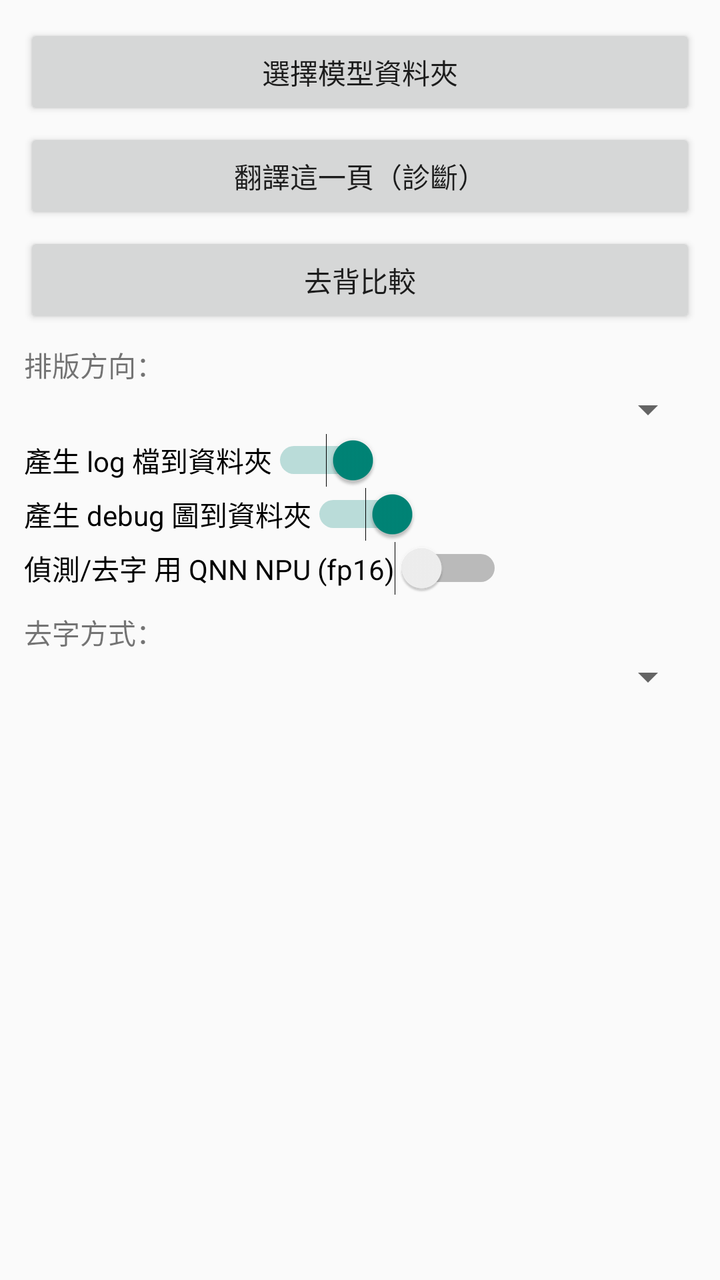
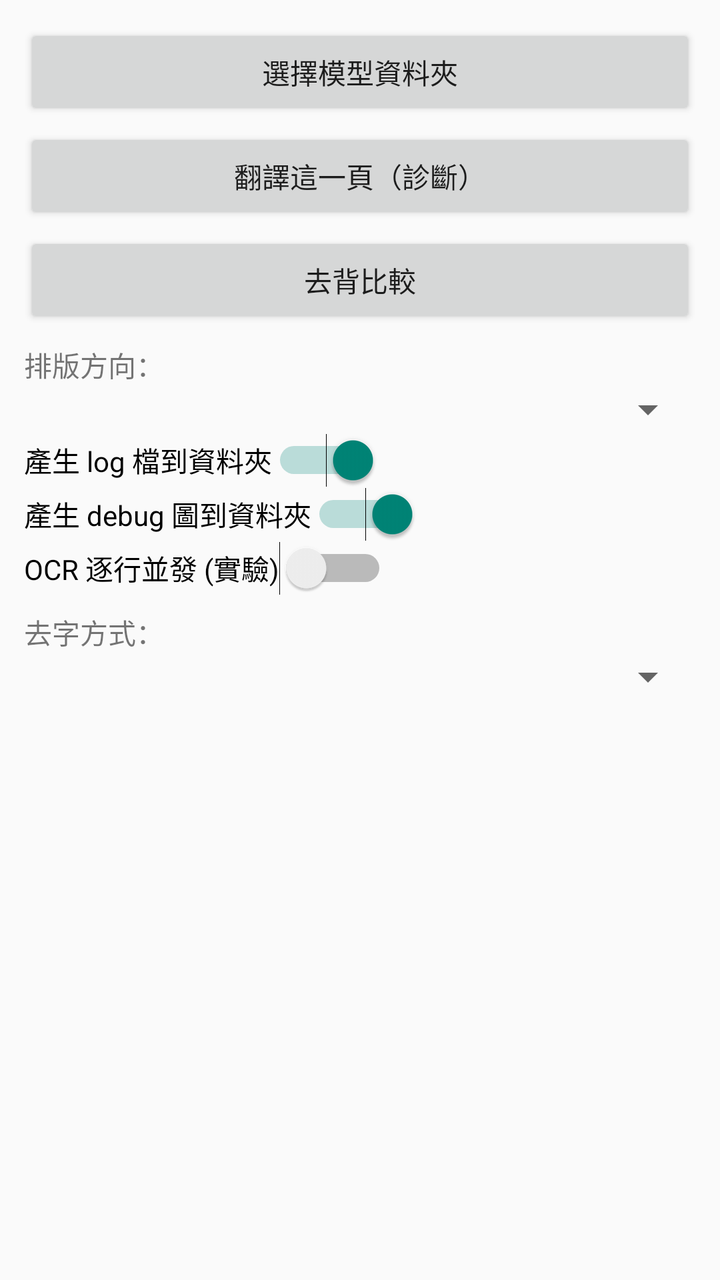

Before-and-after screenshots of an Android layout around one commit, followed by the original layout XML and the change that was made.
<!-- AndroidManifest.xml: application theme Theme.AppCompat.DayNight.NoActionBar -->
<!-- res/layout/activity_main.xml -->
<?xml version="1.0" encoding="utf-8"?>
<ScrollView xmlns:android="http://schemas.android.com/apk/res/android"
    android:id="@+id/scroll"
    android:layout_width="match_parent"
    android:layout_height="match_parent"
    android:fillViewport="true">

    <LinearLayout
        android:id="@+id/container"
        android:layout_width="match_parent"
        android:layout_height="wrap_content"
        android:orientation="vertical"
        android:padding="12dp">

        <Button
            android:id="@+id/pickFolderButton"
            android:layout_width="match_parent"
            android:layout_height="wrap_content"
            android:text="選擇模型資料夾" />

        <Button
            android:id="@+id/detectButton"
            android:layout_width="match_parent"
            android:layout_height="wrap_content"
            android:layout_marginTop="4dp"
            android:text="翻譯這一頁（診斷）" />

        <Button
            android:id="@+id/inpaintCompareButton"
            android:layout_width="match_parent"
            android:layout_height="wrap_content"
            android:layout_marginTop="4dp"
            android:text="去背比較" />

        <TextView
            android:id="@+id/orientLabel"
            android:layout_width="wrap_content"
            android:layout_height="wrap_content"
            android:layout_marginTop="8dp"
            android:text="排版方向：" />

        <Spinner
            android:id="@+id/orientSpinner"
            android:layout_width="match_parent"
            android:layout_height="wrap_content" />

        <Switch
            android:id="@+id/genLogSwitch"
            android:layout_width="wrap_content"
            android:layout_height="wrap_content"
            android:checked="true"
            android:text="產生 log 檔到資料夾" />

        <Switch
            android:id="@+id/genImgSwitch"
            android:layout_width="wrap_content"
            android:layout_height="wrap_content"
            android:checked="true"
            android:text="產生 debug 圖到資料夾" />

        <Switch
            android:id="@+id/qnnSwitch"
            android:layout_width="wrap_content"
            android:layout_height="wrap_content"
            android:checked="false"
            android:text="偵測/去字 用 QNN NPU (fp16)" />

        <TextView
            android:id="@+id/inpaintLabel"
            android:layout_width="wrap_content"
            android:layout_height="wrap_content"
            android:layout_marginTop="8dp"
            android:text="去字方式：" />

        <Spinner
            android:id="@+id/inpaintSpinner"
            android:layout_width="match_parent"
            android:layout_height="wrap_content" />

        <TextView
            android:id="@+id/logText"
            android:layout_width="match_parent"
            android:layout_height="wrap_content"
            android:layout_marginTop="8dp"
            android:fontFamily="monospace"
            android:textSize="12sp"
            android:textIsSelectable="true"
            android:text="" />

    </LinearLayout>
</ScrollView>
<!-- resources referenced by this layout -->
<resources>

</resources>

<!-- the commit's change to res/layout/activity_main.xml (unified diff, before → after) -->
@@ -59,11 +59,11 @@
             android:text="產生 debug 圖到資料夾" />
 
         <Switch
-            android:id="@+id/qnnSwitch"
+            android:id="@+id/ocrConcSwitch"
             android:layout_width="wrap_content"
             android:layout_height="wrap_content"
             android:checked="false"
-            android:text="偵測/去字 用 QNN NPU (fp16)" />
+            android:text="OCR 逐行並發 (實驗)" />
 
         <TextView
             android:id="@+id/inpaintLabel"
